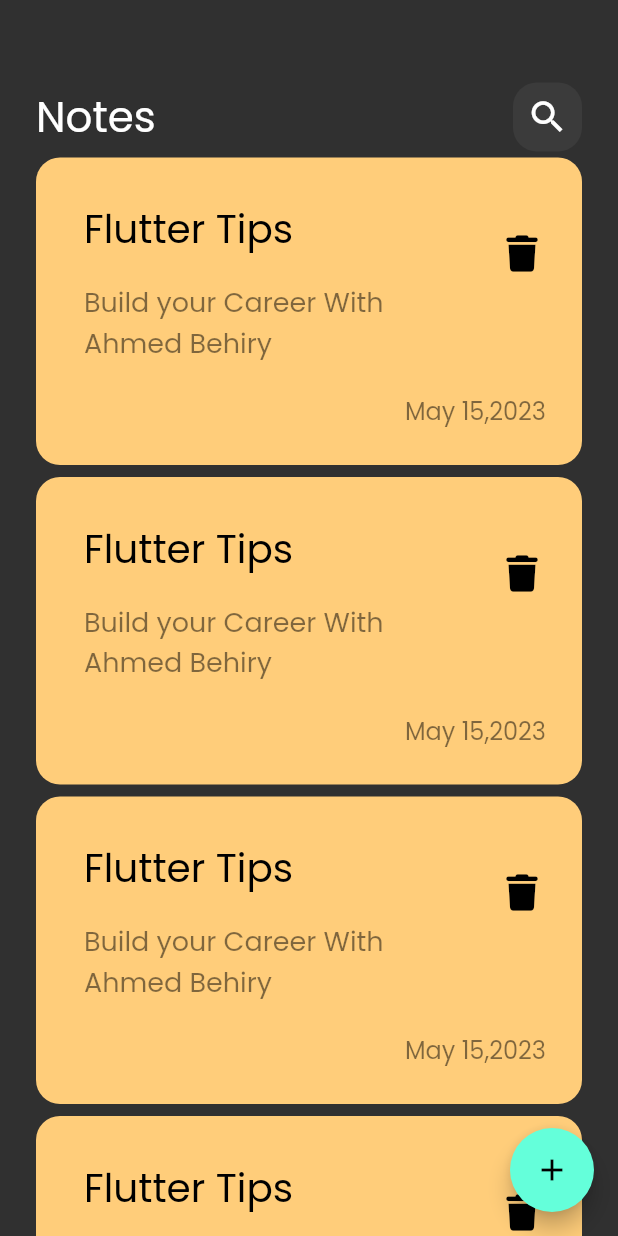
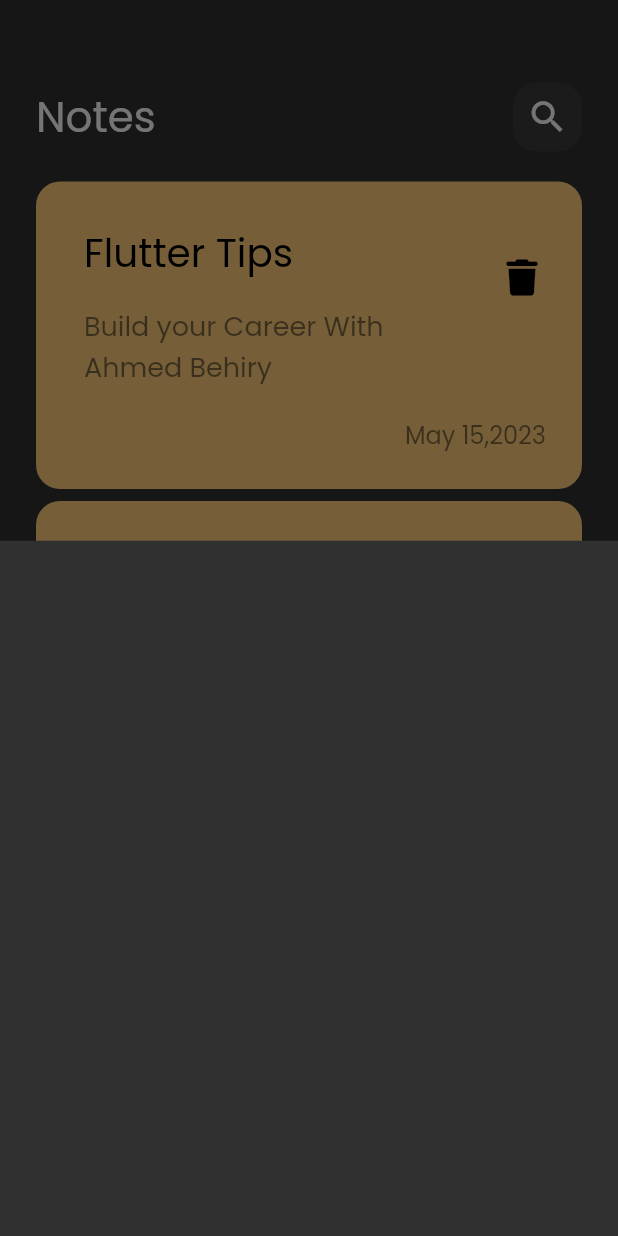
Before and after one commit to a7medbehiry/notes_app, a Flutter app: the screen it shows after launch, after a tap on the "add" icon, on a phone screen of 412 x 824 dp. Run offline on Flutter 3.47's test engine with Material 2 defaults, Android fonts, the phone set to English and light mode, and no system bars; our stand-ins replace font_awesome_flutter.

Commit message:
create custom note bottom sheet

```diff
--- a/lib/views/notes_view.dart
+++ b/lib/views/notes_view.dart
@@ -1,4 +1,5 @@
 import 'package:flutter/material.dart';
+import 'package:notesapp/widgets/custom_note_bottom_sheet.dart';
 import 'package:notesapp/widgets/notes_view_body.dart';
 
 class NotesView extends StatelessWidget {
@@ -8,7 +9,14 @@ class NotesView extends StatelessWidget {
   Widget build(BuildContext context) {
     return Scaffold(
       floatingActionButton: FloatingActionButton(
-        onPressed: () {},
+        onPressed: () {
+          showModalBottomSheet(
+            context: context,
+            builder: (context) {
+              return CustomNoteBottomSheet();
+            },
+          );
+        },
         child: Icon(Icons.add),
       ),
       body: const NotesViewBody(),
--- /dev/null
+++ b/lib/widgets/custom_note_bottom_sheet.dart
@@ -0,0 +1,10 @@
+import 'package:flutter/material.dart';
+
+class CustomNoteBottomSheet extends StatelessWidget {
+  const CustomNoteBottomSheet({super.key});
+
+  @override
+  Widget build(BuildContext context) {
+    return Container();
+  }
+}
--- a/lib/widgets/custom_notes_list_view_builder.dart
+++ b/lib/widgets/custom_notes_list_view_builder.dart
@@ -9,7 +9,10 @@ class CustomNotesListViewBuilder extends StatelessWidget {
 
   @override
   Widget build(BuildContext context) {
-    return ListView.builder(
+    return Padding(
+      padding: const EdgeInsets.symmetric(vertical: 16,),
+      child: ListView.builder(
+        padding: EdgeInsets.zero,
         physics: BouncingScrollPhysics(),
         itemBuilder: (context, index) {
           return Padding(
@@ -19,6 +22,7 @@ class CustomNotesListViewBuilder extends StatelessWidget {
             child: CustomNoteItem(),
           );
         },
+      ),
     );
   }
 }
```
Lines whose indentation alone changed are shown as unchanged.
